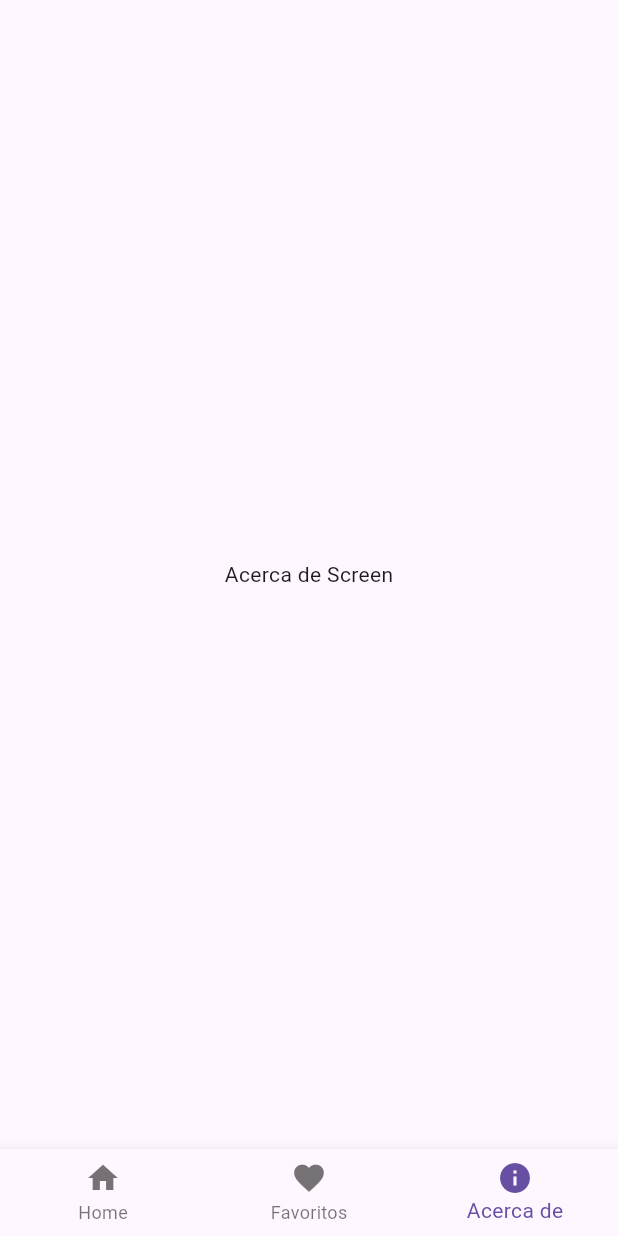
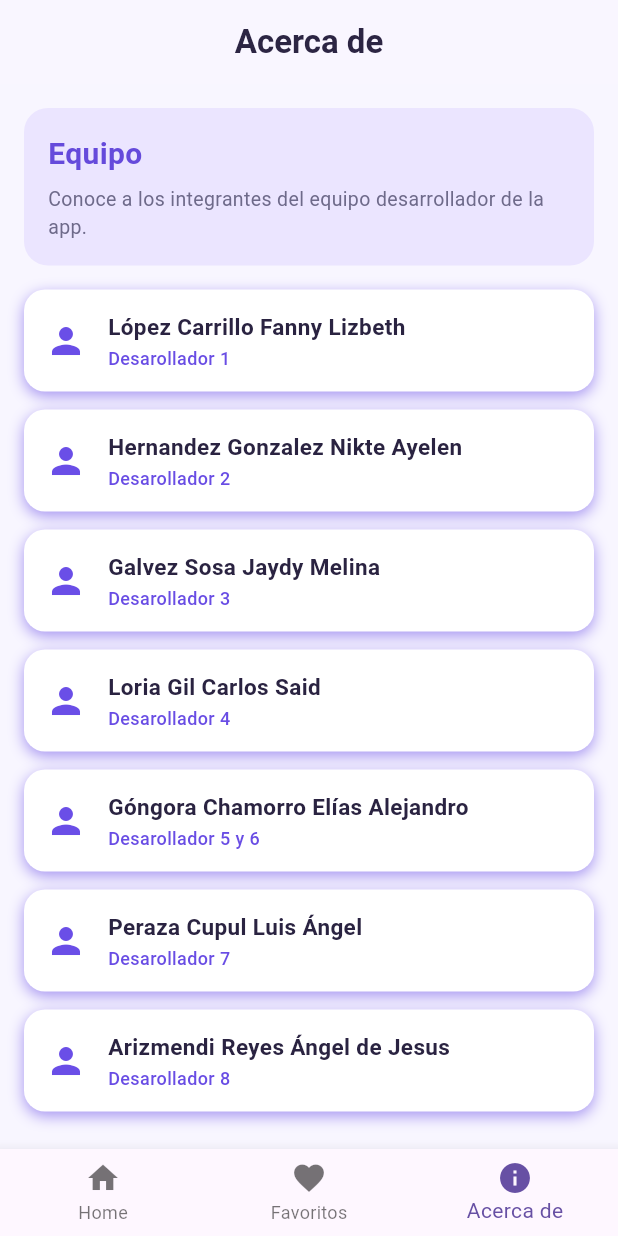
Before and after one commit to melinagalvezsos35-cmyk/02-dam-AGGHLLP, a Flutter app: the screen it shows after launch, item 3 of the bottom bar chosen, on a phone screen of 412 x 824 dp. Run offline on Flutter 3.47's test engine with Material 3 defaults, Android fonts, the phone set to English and light mode, and no system bars; network calls fail.

Commit message:
feat: pantallas de Favoritos y Acerca de con nombres del equipo

```diff
--- /dev/null
+++ b/lib/screens/acercaDe_screen.dart
@@ -0,0 +1,113 @@
+import 'package:flutter/material.dart';
+
+class AcercadeScreen extends StatelessWidget {
+  const AcercadeScreen({super.key});
+
+  @override
+  Widget build(BuildContext context) {
+    return Scaffold(
+      backgroundColor: const Color.fromARGB(255, 248, 246, 255),
+      appBar: AppBar(
+        title: const Text(
+          "Acerca de",
+          style: TextStyle(color: Color(0xFF2C2543), fontWeight: FontWeight.bold),
+        ),
+        backgroundColor: const Color.fromARGB(255, 249, 246, 255),
+        elevation: 0,
+        centerTitle: true,
+        iconTheme: const IconThemeData(color: Color(0xFF6B4EE6)),
+      ),
+      body: SingleChildScrollView(
+        padding: const EdgeInsets.all(16.0),
+        child: Column(
+          children: [
+            Container(
+              padding: const EdgeInsets.all(16.0),
+              decoration: BoxDecoration(
+                color: const Color.fromARGB(255, 235, 229, 255),
+                borderRadius: BorderRadius.circular(16),
+              ),
+              child: const Column(
+                crossAxisAlignment: CrossAxisAlignment.start,
+                children: [
+                  Text(
+                    "Equipo",
+                    style: TextStyle(
+                      fontSize: 20,
+                      fontWeight: FontWeight.bold,
+                      color: Color.fromARGB(255, 101, 74, 219),
+                    ),
+                  ),
+                  SizedBox(height: 6),
+                  Text(
+                    "Conoce a los integrantes del equipo desarrollador de la app.",
+                    style: TextStyle(fontSize: 13, color: Color(0xFF6E6A8A)),
+                  ),
+                ],
+              ),
+            ),
+            const SizedBox(height: 16),
+            _buildMiembro("López Carrillo Fanny Lizbeth", "Desarollador 1"),
+            const SizedBox(height: 12),
+            _buildMiembro("Hernandez Gonzalez Nikte Ayelen", "Desarollador 2"),
+            const SizedBox(height: 12),
+            _buildMiembro("Galvez Sosa Jaydy Melina", "Desarollador 3"),
+            const SizedBox(height: 12),
+            _buildMiembro("Loria Gil Carlos Said", "Desarollador 4"),
+            const SizedBox(height: 12),
+            _buildMiembro("Góngora Chamorro Elías Alejandro", "Desarollador 5 y 6"),
+            const SizedBox(height: 12),
+            _buildMiembro("Peraza Cupul Luis Ángel", "Desarollador 7"),
+            const SizedBox(height: 12),
+            _buildMiembro("Arizmendi Reyes Ángel de Jesus", "Desarollador 8"),
+          ],
+        ),
+      ),
+    );
+  }
+
+  Widget _buildMiembro(String nombre, String rol) {
+    return Container(
+      padding: const EdgeInsets.all(14.0),
+      decoration: BoxDecoration(
+        color: Colors.white,
+        borderRadius: BorderRadius.circular(14),
+        boxShadow: [
+          BoxShadow(
+            color: const Color.fromARGB(151, 106, 78, 230),
+            blurRadius: 8,
+            offset: const Offset(0, 3),
+          ),
+        ],
+      ),
+      child: Row(
+        children: [
+          const Icon(Icons.person, color: Color.fromARGB(255, 106, 78, 231), size: 28),
+          const SizedBox(width: 14),
+          Column(
+            crossAxisAlignment: CrossAxisAlignment.start,
+            children: [
+              Text(
+                nombre,
+                style: const TextStyle(
+                  fontSize: 15,
+                  fontWeight: FontWeight.bold,
+                  color: Color.fromARGB(255, 42, 35, 65),
+                ),
+              ),
+              const SizedBox(height: 2),
+              Text(
+                rol,
+                style: const TextStyle(
+                  fontSize: 12,
+                  color: Color.fromARGB(255, 105, 77, 228),
+                  fontWeight: FontWeight.w500,
+                ),
+              ),
+            ],
+          ),
+        ],
+      ),
+    );
+  }
+}
--- /dev/null
+++ b/lib/screens/favoritos_screen.dart
@@ -0,0 +1,22 @@
+import 'package:flutter/material.dart';
+
+class FavoritosScreen extends StatelessWidget{
+  const FavoritosScreen({super.key});
+
+  @override
+  Widget build(BuildContext context) {
+    return Scaffold(
+      backgroundColor: const Color.fromARGB(255, 248, 246, 255),
+      appBar: AppBar(
+        title: const Text(
+          "Favoritos",
+          style: TextStyle(color: Color(0xFF2C2543), fontWeight: FontWeight.bold),
+        ),
+        backgroundColor: const Color.fromARGB(255, 249, 246, 255),
+        elevation: 0,
+        centerTitle: true,
+      ),
+      body: const Center(child: Text("Aqui se mostrarán tus platillos favoritos"),),
+    );
+  }
+}
--- a/lib/screens/main_screen.dart
+++ b/lib/screens/main_screen.dart
@@ -1,4 +1,6 @@
 import 'package:flutter/material.dart';
+import 'package:recetas_ancestrales/screens/acercaDe_screen.dart';
+import 'package:recetas_ancestrales/screens/favoritos_screen.dart';
 import 'package:recetas_ancestrales/screens/home_screen.dart';
 
 
@@ -15,8 +17,8 @@ class _MainScreenState extends State<MainScreen> {
 
   final List<Widget> _pantallas = const [
     HomeScreen(),
-    Center(child: Text('Favoritos Screen')),
-    Center(child: Text('Acerca de Screen')),
+    FavoritosScreen(),
+    AcercadeScreen(),
   ];
 
   void _cambiarPantalla(int index) {
```
Also changed, not shown: pubspec.lock.
